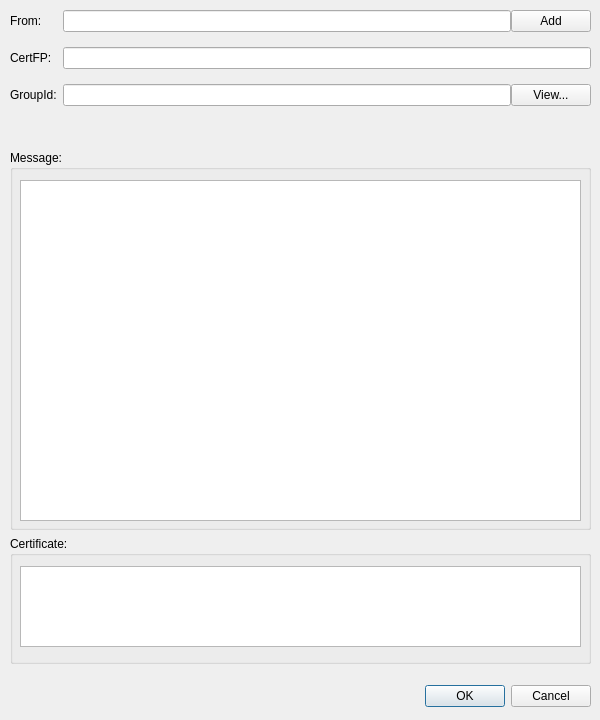
Old version of the form qt/messagedialog.ui in the repository bitbaba/bitmail.
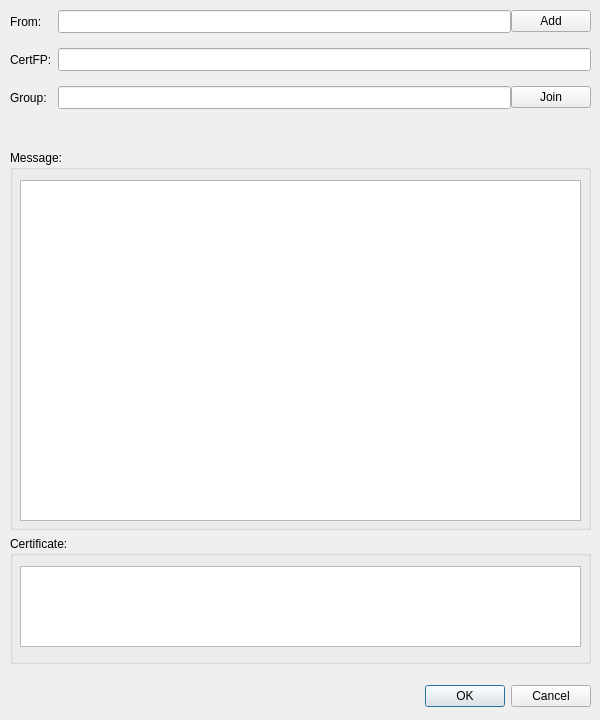
New version of the form.

Commit message: qt: support groups;

Patch:
```diff
--- a/qt/messagedialog.ui
+++ b/qt/messagedialog.ui
@@ -85,6 +85,12 @@
        <layout class="QHBoxLayout" name="horizontalLayout">
         <item>
          <widget class="QLineEdit" name="leFrom">
+          <property name="font">
+           <font>
+            <family>Arial</family>
+            <pointsize>10</pointsize>
+           </font>
+          </property>
           <property name="readOnly">
            <bool>true</bool>
           </property>
@@ -108,6 +114,14 @@
       </item>
       <item row="2" column="1">
        <widget class="QLineEdit" name="leCertID">
+        <property name="font">
+         <font>
+          <family>Arial</family>
+          <pointsize>10</pointsize>
+          <weight>75</weight>
+          <bold>true</bold>
+         </font>
+        </property>
         <property name="readOnly">
          <bool>true</bool>
         </property>
@@ -116,19 +130,26 @@
       <item row="3" column="0">
        <widget class="QLabel" name="lblGroupId">
         <property name="text">
-         <string>GroupId:</string>
+         <string>Group:</string>
         </property>
        </widget>
       </item>
       <item row="3" column="1">
        <layout class="QHBoxLayout" name="horizontalLayout_6">
         <item>
-         <widget class="QLineEdit" name="leGroupId"/>
+         <widget class="QLineEdit" name="leGroupId">
+          <property name="font">
+           <font>
+            <family>Arial</family>
+            <pointsize>10</pointsize>
+           </font>
+          </property>
+         </widget>
         </item>
         <item>
          <widget class="QPushButton" name="btnViewGroup">
           <property name="text">
-           <string>View...</string>
+           <string>Join</string>
           </property>
          </widget>
         </item>
```
Left out of the diff: 6 changed lines with no effect on the pictures. The commit also changes 24 other files.
